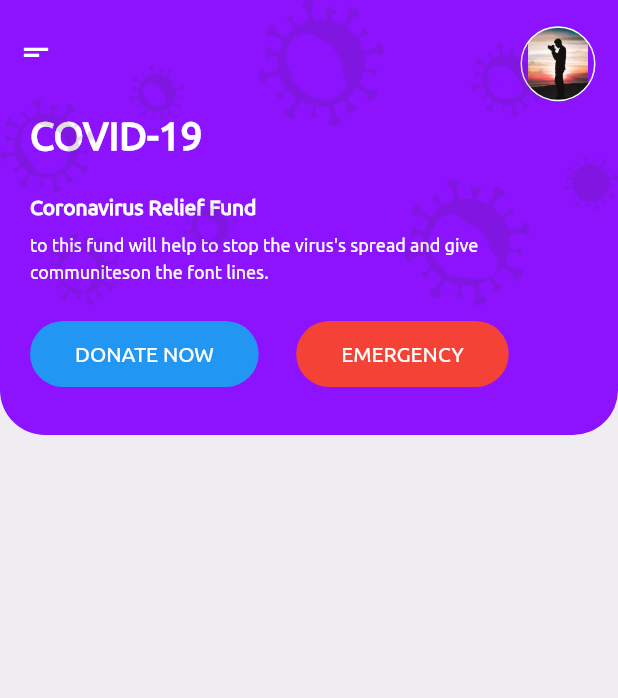
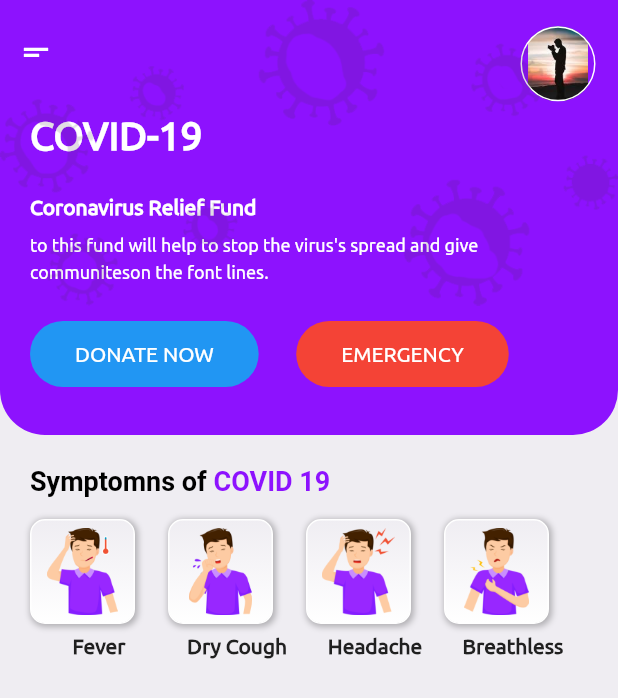
Before and after one commit to victor-souza-vieira/Covid19-UI, a Flutter app: the HomeScreen screen opened directly, on a phone screen of 412 x 824 dp. Shown: the top 698 px of the screen. Run offline on Flutter 3.47's test engine with Material 2 defaults, Android fonts, the phone set to English and light mode, and no system bars.

Commit message:
add list Symptoms

```diff
--- a/lib/screens/home_screen.dart
+++ b/lib/screens/home_screen.dart
@@ -9,8 +9,100 @@ class HomeScreen extends StatelessWidget {
       backgroundColor: AppColors.backgroundColor,
       body: SafeArea(
         child: Column(
+          crossAxisAlignment: CrossAxisAlignment.start,
+          children: [
+            _generateTopScreen(context),
+            SizedBox(height: 20),
+            Padding(
+              padding: const EdgeInsets.only(left: 20),
+              child: RichText(
+                text: TextSpan(
+                  children: [
+                    _textSpan('Symptomns of ', Colors.black),
+                    _textSpan('COVID 19', AppColors.mainColor),
+                  ],
+                ),
+              ),
+            ),
+            SizedBox(height: 15),
+            Container(
+              padding: EdgeInsets.only(left: 20),
+              height: 100,
+              child: ListView(
+                scrollDirection: Axis.horizontal,
+                physics: BouncingScrollPhysics(),
+                children: [
+                  _generateListItem('assets/images/1.png', 'Fever'),
+                  _generateListItem('assets/images/2.png', 'Dry Cough'),
+                  _generateListItem('assets/images/3.png', 'Headache'),
+                  _generateListItem('assets/images/4.png', 'Breathless'),
+                ],
+              ),
+            ),
+          ],
+        ),
+      ),
+    );
+  }
+
+  Widget _generateListItem(String path, String text) {
+    return Column(
       children: [
         Container(
+          width: 70,
+          height: 70,
+          margin: EdgeInsets.only(right: 22),
+          decoration: BoxDecoration(
+            color: Colors.white,
+            borderRadius: BorderRadius.all(Radius.circular(10)),
+            gradient: LinearGradient(
+              colors: [
+                AppColors.backgroundColor,
+                Colors.white,
+              ],
+              begin: Alignment.topCenter,
+              end: Alignment.bottomCenter,
+            ),
+            border: Border.all(color: Colors.white),
+            boxShadow: [
+              BoxShadow(
+                color: Colors.black26,
+                offset: Offset(1, 1),
+                spreadRadius: 1,
+                blurRadius: 3,
+              )
+            ],
+          ),
+          child: Padding(
+            padding: const EdgeInsets.all(5.0),
+            child: Image.asset(path),
+          ),
+        ),
+        SizedBox(height: 7),
+        Text(
+          text,
+          style: TextStyle(
+            color: Colors.black87,
+            fontWeight: FontWeight.bold,
+          ),
+        )
+      ],
+    );
+  }
+
+  TextSpan _textSpan(String text, Color color) {
+    return TextSpan(
+      text: text,
+      style: TextStyle(
+        color: color,
+        fontSize: 18,
+        fontWeight: FontWeight.bold,
+      ),
+    );
+  }
+
+  Widget _generateTopScreen(BuildContext context) {
+    return Container(
       height: 290,
       width: MediaQuery.of(context).size.width,
       decoration: BoxDecoration(
@@ -28,14 +120,10 @@ class HomeScreen extends StatelessWidget {
           Image.asset('assets/images/virus2.png'),
         ],
       ),
-            ),
-          ],
-        ),
-      ),
     );
   }
 
-  Positioned _generateButtons() {
+  Widget _generateButtons() {
     return Positioned(
       bottom: 30,
       child: Row(
@@ -84,7 +172,7 @@ class HomeScreen extends StatelessWidget {
     );
   }
 
-  Positioned _generateMainText() {
+  Widget _generateMainText() {
     return Positioned(
       top: 75,
       child: Padding(
```
Lines whose indentation alone changed are shown as unchanged.
